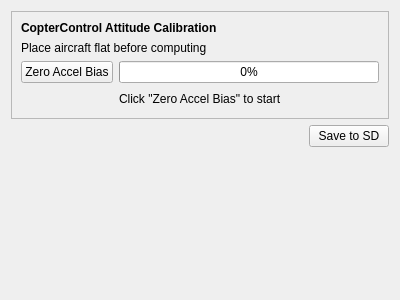
Before: the Qt Designer form ground/openpilotgcs/src/plugins/config/ccattitude.ui in openpilot/OpenPilot, drawn with Qt 5.
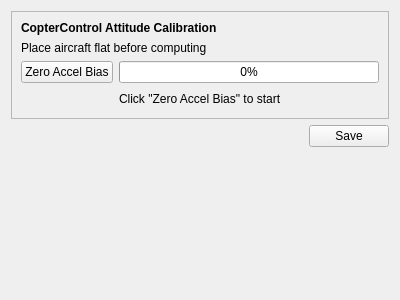
After: the same form once the commit is applied.

Commit message: OP-371 Update all config dialog buttons to Apply/Save instead of Save to RAM/SD.

The edit to the form file:
```diff
--- a/ground/openpilotgcs/src/plugins/config/ccattitude.ui
+++ b/ground/openpilotgcs/src/plugins/config/ccattitude.ui
@@ -125,7 +125,7 @@
         <string>Click to permanently save the accel bias in the CopterControl Flash.</string>
        </property>
        <property name="text">
-        <string>Save to SD</string>
+        <string>Save</string>
        </property>
       </widget>
      </item>
```
The commit also changes 6 other files.
